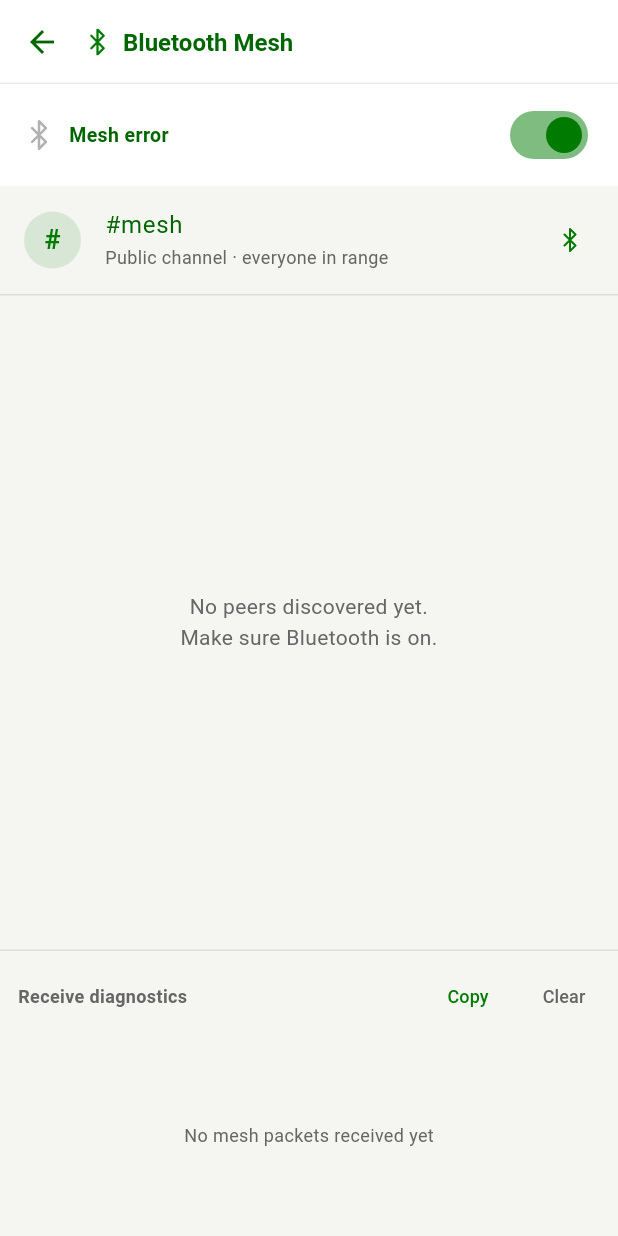
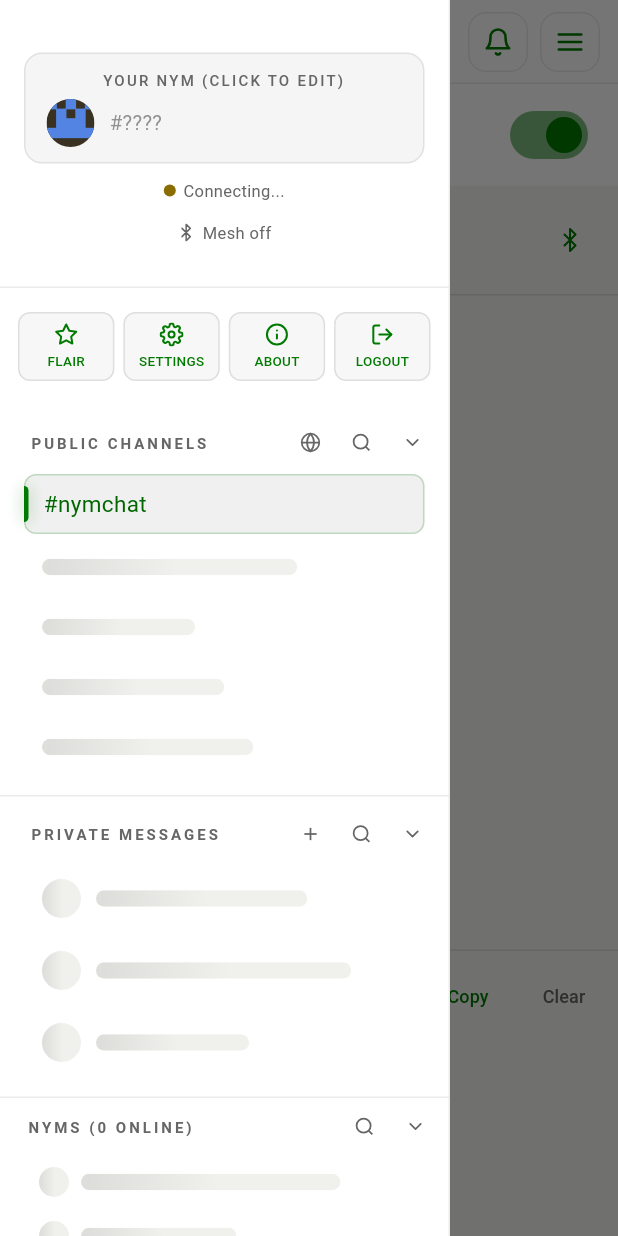
Before and after one commit to Spl0itable/flutter-app, a Flutter app: the MeshScreen screen opened directly, with the side drawer open (before the commit the screen has no drawer), on a phone screen of 412 x 824 dp. Run offline on Flutter 3.47's test engine with Material 3 defaults, Android fonts, the phone set to English and light mode, and no system bars; our stand-ins replace app_links, audioplayers, cached_network_image, convert, file_picker, flutter_local_notifications and 13 more; missing offline and left inert: bech32, bip340, bluetooth_low_energy, cryptography, flutter_webrtc, pointycastle; accounts and stored records are empty.

Commit message:
Mesh screen: sidebar drawer + header notif/hamburger, drop back arrow
The mesh page now behaves like the rest of the app: a left-edge swipe or
the header hamburger opens the same off-canvas Sidebar (picking a
conversation pops the mesh screen to reveal it), a notification bell with
the live unread badge sits beside it, and the redundant back arrow is
gone. Also enlarges the sidebar's mesh status row into a full-width,
inkwell tap target so it's as easy to hit as the connected-relays row.

Co-Authored-By: Claude Opus 4.8 <noreply@anthropic.com>
Claude-Session: https://claude.ai/code/session_01SY97dCJgDNz3hZusGA5q66

```diff
--- a/lib/features/mesh/mesh_screen.dart
+++ b/lib/features/mesh/mesh_screen.dart
@@ -3,12 +3,15 @@ import 'package:flutter/services.dart';
 import 'package:flutter_riverpod/flutter_riverpod.dart';
 
 import '../../core/theme/nym_colors.dart';
+import '../../core/theme/nym_metrics.dart';
+import '../../features/notifications/notifications_panel.dart';
 import '../../services/mesh/mesh_peer.dart';
 import '../../services/mesh/transport/mesh_transport.dart';
 import '../../state/app_state.dart';
 import '../../state/settings_provider.dart';
 import '../../widgets/common/nym_avatar.dart';
 import '../../widgets/nym_icons.dart';
+import '../../widgets/sidebar/sidebar.dart';
 import '../i18n/i18n.dart';
 import 'mesh_bridge.dart' show kMeshNearbyChannel;
 import 'mesh_controller.dart';
@@ -19,23 +22,46 @@ import 'mesh_diagnostics.dart';
 /// ChatPane — this screen only shows radio status and the peers in range, and
 /// lets you start (or jump into) a mesh DM with a nearby peer or the public
 /// `#mesh` channel.
-class MeshScreen extends ConsumerWidget {
+class MeshScreen extends ConsumerStatefulWidget {
   const MeshScreen({super.key});
 
   @override
-  Widget build(BuildContext context, WidgetRef ref) {
+  ConsumerState<MeshScreen> createState() => _MeshScreenState();
+}
+
+class _MeshScreenState extends ConsumerState<MeshScreen> {
+  final GlobalKey<ScaffoldState> _scaffoldKey = GlobalKey<ScaffoldState>();
+
+  @override
+  Widget build(BuildContext context) {
     final c = context.nym;
     final mesh = ref.watch(meshControllerProvider);
 
     return Scaffold(
+      key: _scaffoldKey,
       backgroundColor: c.bg,
+      // The same off-canvas sidebar the rest of the app uses. Selecting a
+      // conversation from it pops the mesh screen so the chosen chat (which
+      // lives in the shell beneath this route) is revealed. Scaffold handles
+      // the left-edge swipe-to-open natively via [drawerEdgeDragWidth].
+      drawerEdgeDragWidth: 60,
+      drawer: SizedBox(
+        width: NymDimens.sidebarDrawerWidth,
+        child: Sidebar(
+          compact: true,
+          onItemSelected: () => Navigator.of(context).maybePop(),
+        ),
+      ),
       appBar: AppBar(
         backgroundColor: c.bgSecondary,
         foregroundColor: c.text,
         elevation: 0,
         scrolledUnderElevation: 0,
         shape: Border(bottom: BorderSide(color: c.glassBorder)),
-        titleSpacing: 0,
+        titleSpacing: 16,
+        // No back arrow — the hamburger in the actions opens the sidebar,
+        // matching the rest of the app's headers.
+        automaticallyImplyLeading: false,
         title: Row(
           children: [
             NymSvgIcon(NymIcons.bluetooth, size: 18, color: c.primary),
@@ -47,6 +73,25 @@ class MeshScreen extends ConsumerWidget {
                     fontWeight: FontWeight.w600)),
           ],
         ),
+        actions: [
+          _MeshHeaderToggle(
+            svg: NymIcons.bell,
+            tooltip: tr('Notifications'),
+            badge: ref.watch(settingsProvider
+                    .select((s) => s.notificationsEnabled))
+                ? ref.watch(
+                    notificationHistoryProvider.select((s) => s.unread))
+                : 0,
+            onTap: () => showNotificationsPanel(context),
+          ),
+          const SizedBox(width: 8),
+          _MeshHeaderToggle(
+            svg: NymIcons.menu,
+            tooltip: tr('Menu'),
+            onTap: () => _scaffoldKey.currentState?.openDrawer(),
+          ),
+          const SizedBox(width: 12),
+        ],
       ),
       body: Column(
         children: [
@@ -167,6 +212,81 @@ class _MeshRxDiagnostics extends StatelessWidget {
         ],
       ),
     );
+  }
+}
+
+/// A boxed header icon button matching the main chat header's mobile toggles
+/// (`.icon-btn`, 40×40, glass fill) with an optional unread-count badge. Used
+/// for the notification bell and the sidebar hamburger in the mesh header.
+class _MeshHeaderToggle extends StatelessWidget {
+  const _MeshHeaderToggle({
+    required this.svg,
+    required this.onTap,
+    this.tooltip,
+    this.badge = 0,
+  });
+  final String svg;
+  final VoidCallback onTap;
+  final String? tooltip;
+  final int badge;
+
+  @override
+  Widget build(BuildContext context) {
+    final c = context.nym;
+    final box = Container(
+      width: 40,
+      height: 40,
+      alignment: Alignment.center,
+      decoration: BoxDecoration(
+        color: c.isLight
+            ? const Color(0xD9FFFFFF)
+            : const Color(0xCC141423),
+        borderRadius: NymRadius.rsm,
+        border: Border.all(
+          color:
+              c.isLight ? Colors.black.withValues(alpha: 0.08) : c.glassBorder,
+        ),
+      ),
+      child: NymSvgIcon(svg, size: 20, color: c.primary),
+    );
+    final child = InkWell(
+      onTap: onTap,
+      borderRadius: NymRadius.rsm,
+      child: badge > 0
+          ? Stack(
+              clipBehavior: Clip.none,
+              children: [
+                box,
+                Positioned(
+                  top: -4,
+                  right: -4,
+                  child: Container(
+                    constraints:
+                        const BoxConstraints(minWidth: 16, minHeight: 16),
+                    padding: const EdgeInsets.symmetric(horizontal: 4),
+                    alignment: Alignment.center,
+                    decoration: BoxDecoration(
+                      color: c.danger,
+                      borderRadius:
+                          const BorderRadius.all(Radius.circular(8)),
+                    ),
+                    child: Text(
+                      badge > 99 ? '99+' : '$badge',
+                      textAlign: TextAlign.center,
+                      style: const TextStyle(
+                        color: Color(0xFFFFFFFF),
+                        fontSize: 10,
+                        fontWeight: FontWeight.w700,
+                        height: 1,
+                      ),
+                    ),
+                  ),
+                ),
+              ],
+            )
+          : box,
+    );
+    return tooltip != null ? Tooltip(message: tooltip!, child: child) : child;
   }
 }
 
--- a/lib/widgets/sidebar/sidebar.dart
+++ b/lib/widgets/sidebar/sidebar.dart
@@ -1153,14 +1153,19 @@ class _MeshStatusIndicator extends ConsumerWidget {
             : tr('Mesh · {count} peer(s)', {'count': peerCount}));
     final color = active ? c.primary : c.textDim;
     return Padding(
-      padding: const EdgeInsets.only(top: 6),
-      child: MouseRegion(
-        cursor: SystemMouseCursors.click,
-        child: GestureDetector(
-          behavior: HitTestBehavior.opaque,
+      padding: const EdgeInsets.only(top: 4),
+      child: Material(
+        color: Colors.transparent,
+        borderRadius: BorderRadius.circular(8),
+        child: InkWell(
+          borderRadius: BorderRadius.circular(8),
           onTap: () => Navigator.of(context).push(
             MaterialPageRoute<void>(builder: (_) => const MeshScreen()),
           ),
+          // A generous, full-width tap target (like the connected-relays row),
+          // so the mesh status line is easy to hit instead of a thin text strip.
+          child: Padding(
+            padding: const EdgeInsets.symmetric(vertical: 8, horizontal: 8),
             child: Row(
               mainAxisAlignment: MainAxisAlignment.center,
               children: [
@@ -1171,9 +1176,11 @@ class _MeshStatusIndicator extends ConsumerWidget {
                   const SizedBox(width: 6),
                   Text('${mesh.linkCount} link(s)',
                       style: TextStyle(
-                        color: c.textDim.withValues(alpha: 0.7), fontSize: 10)),
-              ],
-            ],
+                          color: c.textDim.withValues(alpha: 0.7),
+                          fontSize: 10)),
+                ],
+              ],
+            ),
           ),
         ),
       ),
--- a/pubspec.yaml
+++ b/pubspec.yaml
@@ -1,7 +1,7 @@
 name: nym_bar
 description: "Experience the future of decentralized communication with Nymchat, a sleek and secure shell app that wraps around our powerful PWA, delivering instant notifications and seamless external browsing for an uncompromised user experience."
 publish_to: "none"
-version: 1.0.1+182
+version: 1.0.1+183
 
 environment:
   sdk: ^3.6.0
```
Lines whose indentation alone changed are shown as unchanged.
